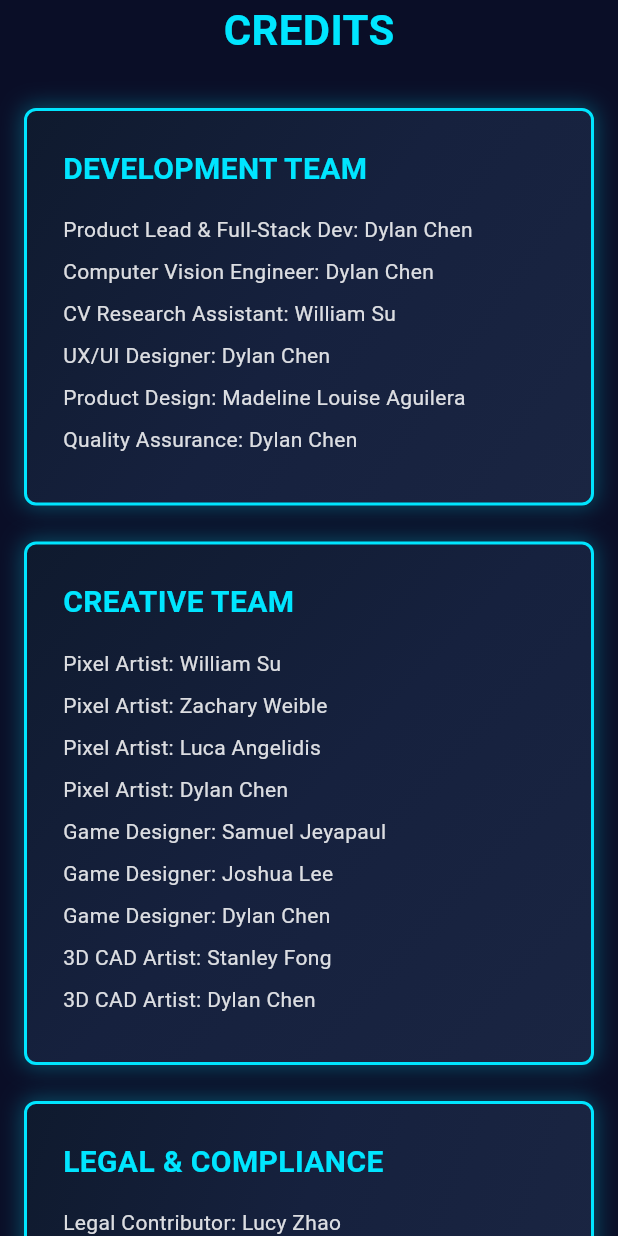
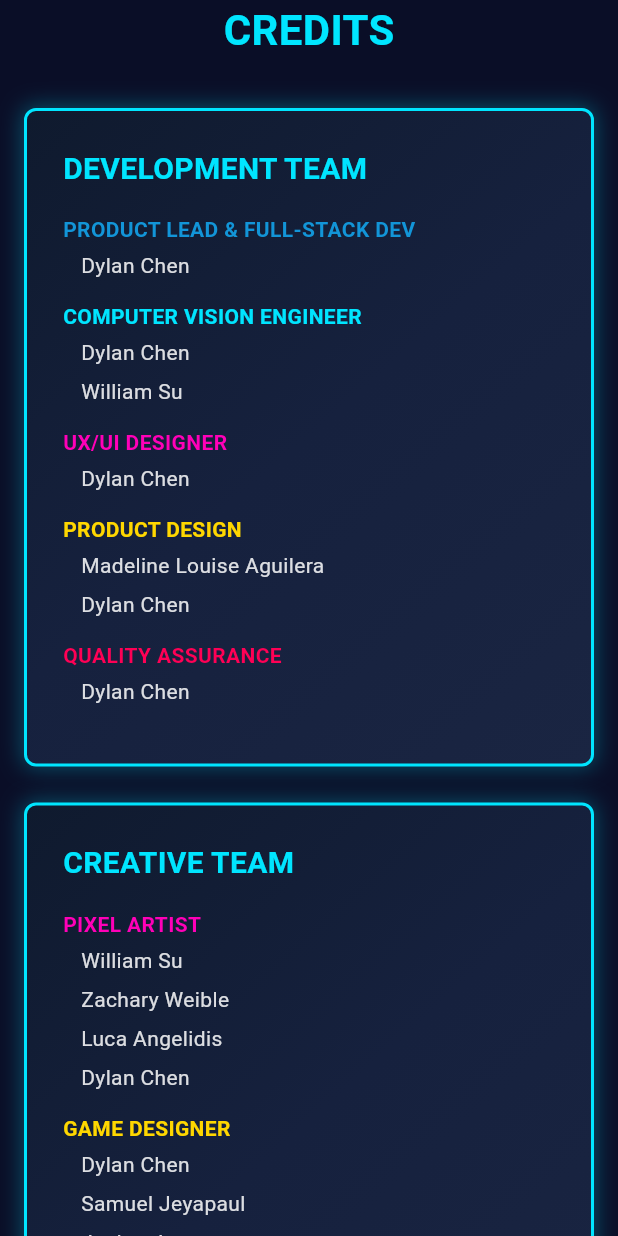
Before and after one commit to dylancc5/citris-quest-landing, a Flutter app: the CreditsSection widget shown alone on an empty page, opened directly, on a phone screen of 412 x 824 dp. Run offline on Flutter 3.47's test engine with Material 3 defaults, Android fonts, the light colour scheme and no system bars; our stand-ins replace google_fonts, qr_flutter, supabase_flutter, visibility_detector; accounts and stored records are empty; Roboto replaces fonts that are missing (Tiny 5).

Commit message:
docs(credits): updated contributor information in credits section

```diff
--- a/lib/services/stats_service.dart
+++ b/lib/services/stats_service.dart
@@ -26,7 +26,8 @@ class StatsService {
     // Return cached value if still valid
     if (_cachedTotalScans != null &&
         _lastFetchTime != null &&
-        DateTime.now().difference(_lastFetchTime!) < const Duration(minutes: 5)) {
+        DateTime.now().difference(_lastFetchTime!) <
+            const Duration(minutes: 5)) {
       return _cachedTotalScans!;
     }
 
@@ -57,7 +58,8 @@ class StatsService {
     // Return cached value if still valid
     if (_cachedTotalUsers != null &&
         _lastFetchTime != null &&
-        DateTime.now().difference(_lastFetchTime!) < const Duration(minutes: 5)) {
+        DateTime.now().difference(_lastFetchTime!) <
+            const Duration(minutes: 5)) {
       return _cachedTotalUsers!;
     }
 
--- a/lib/widgets/sections/credits_section.dart
+++ b/lib/widgets/sections/credits_section.dart
@@ -57,42 +57,91 @@ class _CreditsSectionState extends State<CreditsSection> {
       {
         'title': 'Development Team',
         'items': [
-          'Product Lead & Full-Stack Dev: Dylan Chen',
-          'Computer Vision Engineer: Dylan Chen',
-          'CV Research Assistant: William Su',
-          'UX/UI Designer: Dylan Chen',
-          'Product Design: Madeline Louise Aguilera',
-          'Quality Assurance: Dylan Chen',
+          {
+            'role': 'Product Lead & Full-Stack Dev',
+            'roleColor': AppTheme.bluePrimary,
+            'names': ['Dylan Chen']
+          },
+          {
+            'role': 'Computer Vision Engineer',
+            'roleColor': AppTheme.cyanAccent,
+            'names': ['Dylan Chen', 'William Su']
+          },
+          {
+            'role': 'UX/UI Designer',
+            'roleColor': AppTheme.magentaPrimary,
+            'names': ['Dylan Chen']
+          },
+          {
+            'role': 'Product Design',
+            'roleColor': AppTheme.yellowPrimary,
+            'names': ['Madeline Louise Aguilera', 'Dylan Chen']
+          },
+          {
+            'role': 'Quality Assurance',
+            'roleColor': AppTheme.redPrimary,
+            'names': ['Dylan Chen']
+          },
         ]
       },
       {
         'title': 'Creative Team',
         'items': [
-          'Pixel Artist: William Su',
-          'Pixel Artist: Zachary Weible',
-          'Pixel Artist: Luca Angelidis',
-          'Pixel Artist: Dylan Chen',
-          'Game Designer: Samuel Jeyapaul',
-          'Game Designer: Joshua Lee',
-          'Game Designer: Dylan Chen',
-          '3D CAD Artist: Stanley Fong',
-          '3D CAD Artist: Dylan Chen',
+          {
+            'role': 'Pixel Artist',
+            'roleColor': AppTheme.magentaPrimary,
+            'names': ['William Su', 'Zachary Weible', 'Luca Angelidis', 'Dylan Chen']
+          },
+          {
+            'role': 'Game Designer',
+            'roleColor': AppTheme.yellowPrimary,
+            'names': ['Dylan Chen', 'Samuel Jeyapaul', 'Joshua Lee']
+          },
+          {
+            'role': '3D CAD Artist',
+            'roleColor': AppTheme.greenPrimary,
+            'names': ['Stanley Fong', 'Dylan Chen']
+          },
         ]
       },
       {
         'title': 'Legal & Compliance',
         'items': [
-          'Legal Contributor: Lucy Zhao',
+          {
+            'role': 'Legal Contributor',
+            'roleColor': AppTheme.orangePrimary,
+            'names': ['Lucy Zhao']
+          },
         ]
       },
       {
         'title': 'Technology Partners',
         'items': [
-          'Project Sponsor: CITRIS & Banatao Institute',
-          'Backend: Supabase',
-          'ML Hosting: Hugging Face',
-          'Typography: Google Fonts',
-          'Framework: Flutter',
+          {
+            'role': 'Project Sponsor',
+            'roleColor': AppTheme.bluePrimary,
+            'names': ['CITRIS & Banatao Institute']
+          },
+          {
+            'role': 'Backend',
+            'roleColor': AppTheme.cyanAccent,
+            'names': ['Supabase']
+          },
+          {
+            'role': 'ML Hosting',
+            'roleColor': AppTheme.greenPrimary,
+            'names': ['Hugging Face']
+          },
+          {
+            'role': 'Typography',
+            'roleColor': AppTheme.magentaPrimary,
+            'names': ['Google Fonts']
+          },
+          {
+            'role': 'Framework',
+            'roleColor': AppTheme.yellowPrimary,
+            'names': ['Flutter']
+          },
         ]
       },
     ];
@@ -106,7 +155,7 @@ class _CreditsSectionState extends State<CreditsSection> {
             padding: const EdgeInsets.only(bottom: 24),
             child: SizedBox(
               width: double.infinity,
-              child: _buildCreditCard(index, cat['title'] as String, cat['items'] as List<String>),
+              child: _buildCreditCard(index, cat['title'] as String, cat['items'] as List<Map<String, dynamic>>),
             ),
           );
         }).toList(),
@@ -123,7 +172,7 @@ class _CreditsSectionState extends State<CreditsSection> {
             Breakpoints.horizontalPadding(context) * 2 - 24) / 2;
           return SizedBox(
             width: cardWidth,
-            child: _buildCreditCard(index, cat['title'] as String, cat['items'] as List<String>),
+            child: _buildCreditCard(index, cat['title'] as String, cat['items'] as List<Map<String, dynamic>>),
           );
         }).toList(),
       );
@@ -137,7 +186,7 @@ class _CreditsSectionState extends State<CreditsSection> {
           return Expanded(
             child: Padding(
               padding: const EdgeInsets.symmetric(horizontal: 12),
-              child: _buildCreditCard(index, cat['title'] as String, cat['items'] as List<String>),
+              child: _buildCreditCard(index, cat['title'] as String, cat['items'] as List<Map<String, dynamic>>),
             ),
           );
         }).toList(),
@@ -145,7 +194,7 @@ class _CreditsSectionState extends State<CreditsSection> {
     }
   }
 
-  Widget _buildCreditCard(int cardIndex, String title, List<String> items) {
+  Widget _buildCreditCard(int cardIndex, String title, List<Map<String, dynamic>> items) {
     return MouseRegion(
       onEnter: (_) => setState(() => _hoveredCard = cardIndex),
       onExit: (_) => setState(() => _hoveredCard = null),
@@ -187,16 +236,33 @@ class _CreditsSectionState extends State<CreditsSection> {
             ),
           ),
           const SizedBox(height: 16),
-          ...items.map((item) => Padding(
-            padding: const EdgeInsets.only(bottom: 8),
-            child: Text(
-              item,
-              style: GoogleFonts.tiny5(
-                fontSize: 14,
-                color: Colors.white.withValues(alpha: 0.85),
+          ...items.expand((item) => [
+            // Role header
+            Padding(
+              padding: const EdgeInsets.only(bottom: 4),
+              child: Text(
+                (item['role'] as String).toUpperCase(),
+                style: GoogleFonts.tiny5(
+                  fontSize: 14,
+                  color: item['roleColor'] as Color,
+                  fontWeight: FontWeight.w700,
+                ),
               ),
             ),
-          )),
+            // Names list
+            ...(item['names'] as List<String>).map((name) => Padding(
+              padding: const EdgeInsets.only(bottom: 6, left: 12),
+              child: Text(
+                name,
+                style: GoogleFonts.tiny5(
+                  fontSize: 14,
+                  color: Colors.white.withValues(alpha: 0.85),
+                ),
+              ),
+            )),
+            // Spacing between role groups
+            const SizedBox(height: 8),
+          ]),
         ],
       ),
         ),
```
Also changed, not shown: 1 other file.
